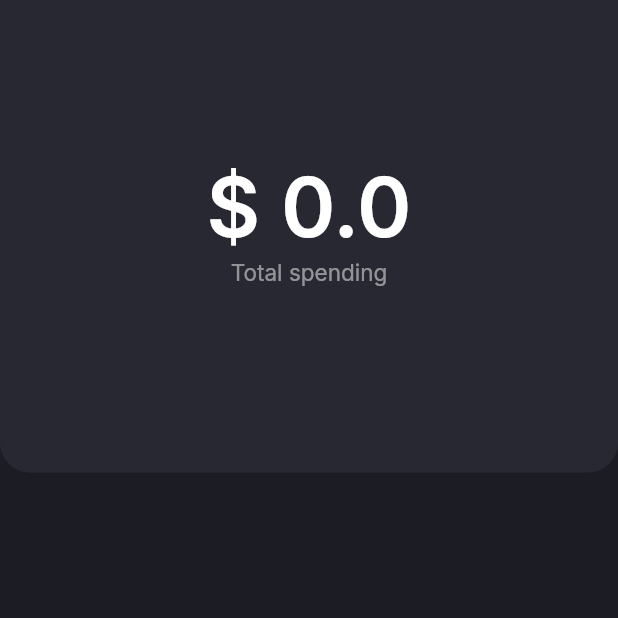
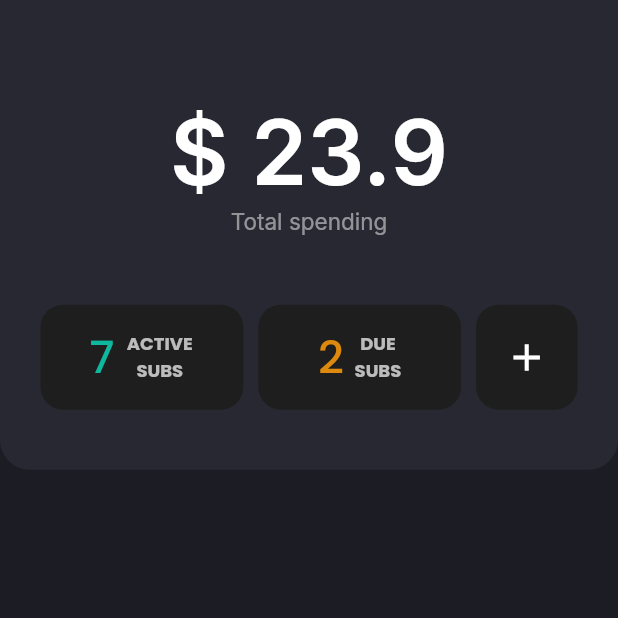
Before and after one commit to demirrepo/subtrack, a Flutter app: the Dashboard screen opened directly, on a phone screen of 412 x 824 dp, the top half of it. Run offline on Flutter 3.47's test engine with Material 3 defaults, Android fonts, the phone set to English and light mode, and no system bars; our stand-ins replace cloud_firestore, firebase_auth, firebase_core, font_awesome_flutter, google_fonts, google_sign_in; accounts and stored records are empty.

Commit message:
Dashboard part has been updated || Subscription status cards has been added | Bugs related to hardcoding and UI layout has been fixed

```diff
--- a/lib/screens/dashboard.dart
+++ b/lib/screens/dashboard.dart
@@ -1,5 +1,7 @@
 import 'package:flutter/material.dart';
 import 'package:google_fonts/google_fonts.dart';
+import 'package:subtrack/widgets/subscription_stat_card.dart';
+import 'package:subtrack/widgets/subscription_stat_card.dart';
 
 class Dashboard extends StatefulWidget {
   @override
@@ -9,7 +11,12 @@ class Dashboard extends StatefulWidget {
 }
 
 class _Dashboard extends State<Dashboard> {
-  final double totalSpending = 0.0;
+  final double totalSpending = 23.90;
+
+  final Color activeColor = Color(0xFF0EB79E);
+  final Color dueColor = Color(0xFFDC890D);
+  final numOfActiveSubs = 7;
+  final numOfDueSubs = 2;
 
   @override
   Widget build(BuildContext context) {
@@ -19,7 +26,7 @@ class _Dashboard extends State<Dashboard> {
           children: [
             SingleChildScrollView(
               child: Container(
-                height: 315,
+                height: MediaQuery.of(context).size.height * 0.38,
                 width: double.infinity,
                 decoration: BoxDecoration(
                   color: Color(0xFF272831),
@@ -29,13 +36,13 @@ class _Dashboard extends State<Dashboard> {
                   ),
                 ),
                 child: Column(
-                  mainAxisAlignment: MainAxisAlignment.center,
                   children: [
+                    SizedBox(height: 65),
                     Text(
                       "\$ $totalSpending",
                       style: GoogleFonts.inter(
                         color: Colors.white,
-                        fontSize: 55,
+                        fontSize: 60,
                         fontWeight: FontWeight.w600,
                       ),
                     ),
@@ -46,11 +53,47 @@ class _Dashboard extends State<Dashboard> {
                         fontSize: 15,
                       ),
                     ),
-                    SizedBox(height: 20),
-                    Row(
-                      children: [
-                        // Now we need to add reusable widgets here. Showing current status of subs. Start from creating reusable widget in another file.
-                      ],
+                    Spacer(),
+
+                    Padding(
+                      padding: const EdgeInsets.only(bottom: 40),
+                      child: Center(
+                        child: Padding(
+                          padding: const EdgeInsets.symmetric(horizontal: 14),
+                          child: Row(
+                            mainAxisAlignment: MainAxisAlignment.spaceBetween,
+                            children: [
+                              SizedBox(width: 13),
+                              // 1. Active subs card
+                              Expanded(
+                                flex: 2,
+                                child: SubscriptionStatCard.stat(
+                                  count: numOfActiveSubs,
+                                  label: 'ACTIVE \nSUBS',
+                                  color: activeColor,
+                                ),
+                              ),
+                              SizedBox(width: 10),
+                              //2. Due subs card
+                              Expanded(
+                                flex: 2,
+                                child: SubscriptionStatCard.stat(
+                                  count: numOfDueSubs,
+                                  label: 'DUE \nSUBS',
+                                  color: dueColor,
+                                ),
+                              ),
+                              SizedBox(width: 10),
+                              // 3. Add button
+                              Expanded(
+                                flex: 1,
+                                child: SubscriptionStatCard.addButton(),
+                              ),
+                              SizedBox(width: 13),
+                            ],
+                          ),
+                        ),
+                      ),
                     ),
                   ],
                 ),
--- /dev/null
+++ b/lib/widgets/subscription_stat_card.dart
@@ -0,0 +1,88 @@
+import 'package:flutter/material.dart';
+import 'package:google_fonts/google_fonts.dart';
+
+// Enum to define the three possible styles/states of the card.
+enum CardType { stat, addButton }
+
+class SubscriptionStatCard extends StatelessWidget {
+  final CardType type;
+  final int? count; // Nullable for the addButton type
+  final String? label; // Nullable for the addButton type
+  final Color? color;
+
+  // Named constructor for the standard 'stat' card (e.g., Active, Due)
+  const SubscriptionStatCard.stat({
+    Key? key,
+    required this.count,
+    required this.label,
+    required this.color,
+  }) : type = CardType.stat,
+       super(key: key);
+
+  // Named constructor for the '+' 'addButton' card
+  const SubscriptionStatCard.addButton({Key? key})
+    : type = CardType.addButton,
+      count = null,
+      label = null,
+      color = null,
+      super(key: key);
+
+  @override
+  Widget build(BuildContext context) {
+    // Define the primary color for the card's container
+    const Color cardColor = Color.fromRGBO(
+      30,
+      30,
+      30,
+      1.0,
+    ); // Darker gray background
+
+    return Container(
+      width: 100, // Fixed width for consistent look in the Row
+      height: 70, // Fixed height
+      decoration: BoxDecoration(
+        color: cardColor,
+        borderRadius: BorderRadius.circular(15.0),
+      ),
+      padding: const EdgeInsets.symmetric(vertical: 10.0, horizontal: 8.0),
+      child:
+          type == CardType.stat
+              ? _buildStatContent()
+              : _buildAddButtonContent(),
+    );
+  }
+
+  // Content builder for the statistical cards (Active/Due)
+  Widget _buildStatContent() {
+    return Row(
+      mainAxisAlignment: MainAxisAlignment.center,
+      children: [
+        Text(
+          count!.toString(), // Guaranteed not null for CardType.stat
+          style: GoogleFonts.poppins(
+            color: color,
+            fontSize: 30,
+            fontWeight: FontWeight.w500,
+          ),
+        ),
+        const SizedBox(width: 7.0),
+        Text(
+          label!, // Guaranteed not null for CardType.stat
+          style: GoogleFonts.poppins(
+            fontSize: 12,
+            color: Colors.white70,
+            fontWeight: FontWeight.w700,
+          ),
+          textAlign: TextAlign.center,
+        ),
+      ],
+    );
+  }
+
+  // Content builder for the '+' Add button card
+  Widget _buildAddButtonContent() {
+    return const Center(
+      child: Icon(Icons.add, color: Colors.white, size: 30.0),
+    );
+  }
+}
```
